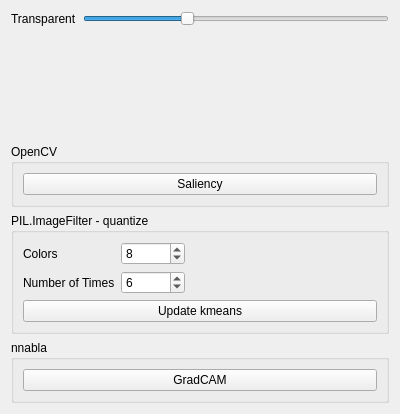
The window that src/ui/frm_check.ui (MizunagiKB/ilwork) describes before a commit, drawn with Qt 5.
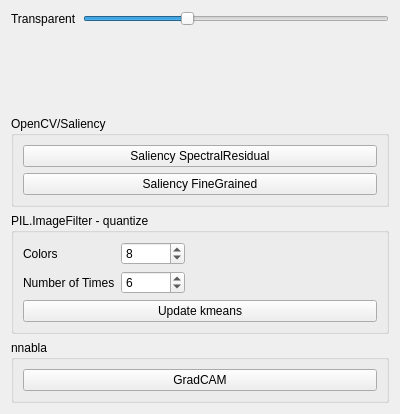
The same window after the commit.

Commit message: SaliencyMapの選択機能を追加、実験コードを追加。

```diff
--- a/src/ui/frm_check.ui
+++ b/src/ui/frm_check.ui
@@ -62,13 +62,20 @@
       </sizepolicy>
      </property>
      <property name="title">
-      <string>OpenCV</string>
+      <string>OpenCV/Saliency</string>
      </property>
      <layout class="QVBoxLayout" name="verticalLayout_3">
       <item>
        <widget class="QPushButton" name="push_saliency">
         <property name="text">
-         <string>Saliency</string>
+         <string>Saliency SpectralResidual</string>
+        </property>
+       </widget>
+      </item>
+      <item>
+       <widget class="QPushButton" name="push_saliency_fg">
+        <property name="text">
+         <string>Saliency FineGrained</string>
         </property>
        </widget>
       </item>
```
Left out of the diff: 2 changed lines with no effect on the pictures. The commit also changes 6 other files.
